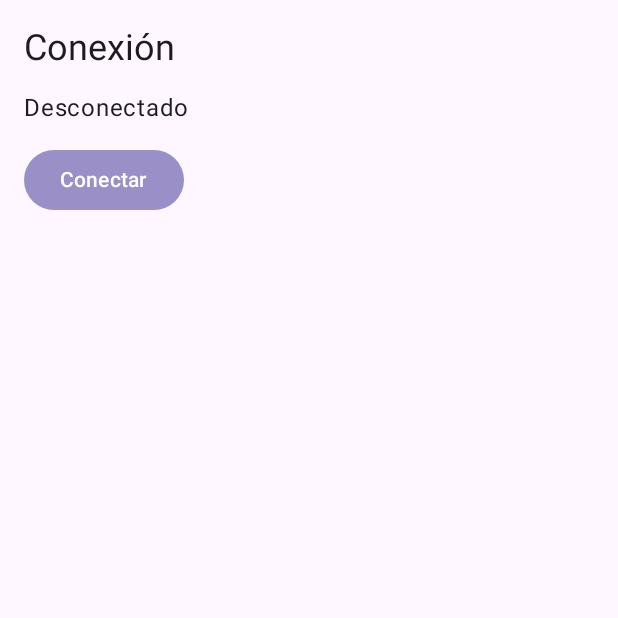
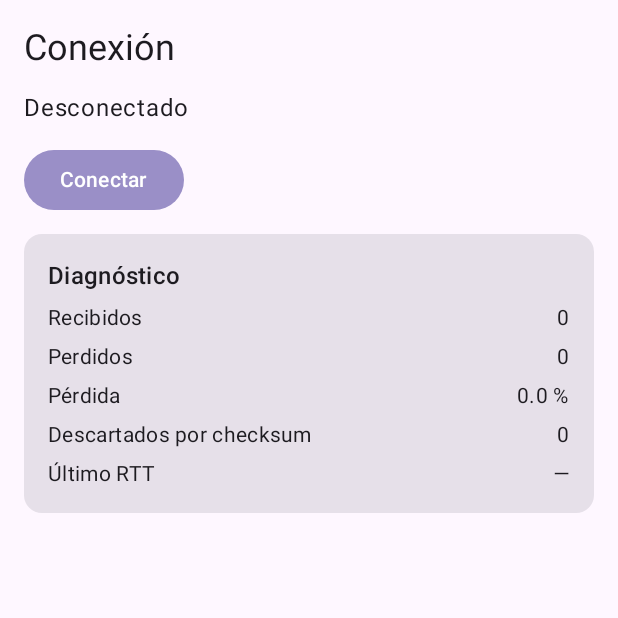
Before and after one commit to vngerus/Kalmi, an Android app built with Jetpack Compose: the composable ConexionScreen shown on its own in the app's theme, on a phone screen of 412 x 824 dp, the top half of it. Run offline under Robolectric (Android 15) with nearby library versions, the phone set to English and light mode, and no system bars; 3 statements that could not run were skipped.

Commit message:
feat(ui): diagnóstico del enlace y panel de simulador en Conexión

```diff
--- a/app/src/main/java/cl/kalmi/app/ui/conexion/ConexionScreen.kt
+++ b/app/src/main/java/cl/kalmi/app/ui/conexion/ConexionScreen.kt
@@ -1,44 +1,179 @@
 package cl.kalmi.app.ui.conexion
 
+import androidx.compose.foundation.horizontalScroll
 import androidx.compose.foundation.layout.Arrangement
 import androidx.compose.foundation.layout.Column
+import androidx.compose.foundation.layout.Row
+import androidx.compose.foundation.layout.fillMaxWidth
 import androidx.compose.foundation.layout.padding
+import androidx.compose.foundation.rememberScrollState
+import androidx.compose.foundation.verticalScroll
 import androidx.compose.material3.Button
+import androidx.compose.material3.Card
 import androidx.compose.material3.MaterialTheme
 import androidx.compose.material3.OutlinedButton
+import androidx.compose.material3.Slider
 import androidx.compose.material3.Text
 import androidx.compose.runtime.Composable
 import androidx.compose.runtime.getValue
+import androidx.compose.runtime.mutableFloatStateOf
+import androidx.compose.runtime.remember
+import androidx.compose.runtime.setValue
 import androidx.compose.ui.Modifier
+import androidx.compose.ui.tooling.preview.Preview
 import androidx.compose.ui.unit.dp
 import androidx.lifecycle.compose.collectAsStateWithLifecycle
+import cl.kalmi.app.BuildConfig
+import cl.kalmi.app.domain.CalidadEnlace
+import cl.kalmi.app.domain.Emocion
 import cl.kalmi.app.domain.EstadoConexion
 import cl.kalmi.app.ui.KalmiViewModel
+import cl.kalmi.app.ui.theme.KalmiTheme
+import kotlin.math.roundToInt
 
-/** Guía §15.5. Hoy: solo conectar/desconectar para que fluyan datos del simulador. */
+/** Emociones que el niño puede marcar con los botones físicos (E1..E5). */
+private val EMOCIONES_BOTON = Emocion.entries.filter { it.codigo in 1..5 }
+
+/** Guía §15.5. Estado del enlace, diagnóstico y, solo en debug con simulador, panel de pruebas. */
 @Composable
 fun ConexionScreen(vm: KalmiViewModel, modifier: Modifier = Modifier) {
     val conexion by vm.conexion.collectAsStateWithLifecycle()
+    val bateria by vm.bateria.collectAsStateWithLifecycle()
+    val calidad by vm.calidad.collectAsStateWithLifecycle()
 
-    Column(modifier.padding(16.dp), verticalArrangement = Arrangement.spacedBy(12.dp)) {
+    val simulador = vm.simulador.takeIf { BuildConfig.DEBUG }
+    // probabilidadPerdida es un var simple del simulador: la UI guarda su copia para redibujar.
+    var perdida by remember { mutableFloatStateOf(simulador?.probabilidadPerdida?.toFloat() ?: 0f) }
+
+    ConexionContenido(
+        conexion = conexion,
+        bateria = bateria,
+        calidad = calidad,
+        onConectar = { vm.conectar() },
+        onDesconectar = { vm.desconectar() },
+        modifier = modifier,
+        onSimular = simulador?.let { sim -> { e: Emocion -> sim.simularBoton(e.codigo) } },
+        perdida = perdida,
+        onPerdida = {
+            perdida = it
+            simulador?.probabilidadPerdida = it.toDouble()
+        },
+    )
+}
+
+/** [onSimular] null = sin panel de depuración (release o dispositivo real). */
+@Composable
+fun ConexionContenido(
+    conexion: EstadoConexion,
+    bateria: Int?,
+    calidad: CalidadEnlace,
+    onConectar: () -> Unit,
+    onDesconectar: () -> Unit,
+    modifier: Modifier = Modifier,
+    onSimular: ((Emocion) -> Unit)? = null,
+    perdida: Float = 0f,
+    onPerdida: (Float) -> Unit = {},
+) {
+    val conectado = conexion is EstadoConexion.Conectado
+
+    Column(
+        modifier
+            .verticalScroll(rememberScrollState())
+            .padding(16.dp),
+        verticalArrangement = Arrangement.spacedBy(12.dp),
+    ) {
         Text("Conexión", style = MaterialTheme.typography.headlineSmall)
         Text(
-            when (val c = conexion) {
+            when (conexion) {
                 EstadoConexion.Desconectado -> "Desconectado"
                 EstadoConexion.Buscando -> "Buscando Kalmi…"
                 EstadoConexion.Conectando -> "Conectando…"
-                is EstadoConexion.Conectado -> "Conectado a ${c.nombre}"
-                is EstadoConexion.Error -> "Error: ${c.mensaje}"
+                is EstadoConexion.Conectado -> "Conectado a ${conexion.nombre}"
+                is EstadoConexion.Error -> "Error: ${conexion.mensaje}"
             },
         )
-        if (conexion is EstadoConexion.Conectado) {
-            OutlinedButton(onClick = { vm.desconectar() }) { Text("Desconectar") }
+        bateria?.let { Text("Batería $it%", style = MaterialTheme.typography.bodyMedium) }
+
+        if (conectado) {
+            OutlinedButton(onClick = onDesconectar) { Text("Desconectar") }
         } else {
-            Button(onClick = { vm.conectar() }) { Text("Conectar") }
+            Button(onClick = onConectar) { Text("Conectar") }
         }
 
-        // TODO(colega): bloque "Diagnóstico" con vm.calidad (recibidos, perdidos, % pérdida, descartados, último RTT).
-        // TODO(colega): si BuildConfig.DEBUG && vm.simulador != null → botones "simular emoción"
-        //               (vm.simulador.simularBoton(1..5)) y Slider de pérdida (vm.simulador.probabilidadPerdida).
+        Diagnostico(calidad)
+
+        if (onSimular != null) PanelDepuracion(conectado, onSimular, perdida, onPerdida)
     }
 }
+
+@Composable
+private fun Diagnostico(c: CalidadEnlace) {
+    Card(Modifier.fillMaxWidth()) {
+        Column(Modifier.padding(16.dp), verticalArrangement = Arrangement.spacedBy(6.dp)) {
+            Text("Diagnóstico", style = MaterialTheme.typography.titleMedium)
+            Dato("Recibidos", c.recibidos.toString())
+            Dato("Perdidos", c.perdidos.toString())
+            Dato("Pérdida", "%.1f %%".format(c.porcentajePerdida))
+            Dato("Descartados por checksum", c.descartados.toString())
+            Dato("Último RTT", c.ultimoRttMs?.let { "$it ms" } ?: "—")
+        }
+    }
+}
+
+@Composable
+private fun Dato(nombre: String, valor: String) {
+    Row(Modifier.fillMaxWidth(), horizontalArrangement = Arrangement.SpaceBetween) {
+        Text(nombre, style = MaterialTheme.typography.bodyMedium)
+        Text(valor, style = MaterialTheme.typography.bodyMedium)
+    }
+}
+
+@Composable
+private fun PanelDepuracion(
+    conectado: Boolean,
+    onSimular: (Emocion) -> Unit,
+    perdida: Float,
+    onPerdida: (Float) -> Unit,
+) {
+    Card(Modifier.fillMaxWidth()) {
+        Column(Modifier.padding(16.dp), verticalArrangement = Arrangement.spacedBy(8.dp)) {
+            Text("Simulador (solo debug)", style = MaterialTheme.typography.titleMedium)
+            Row(
+                Modifier.horizontalScroll(rememberScrollState()),
+                horizontalArrangement = Arrangement.spacedBy(8.dp),
+            ) {
+                EMOCIONES_BOTON.forEach { e ->
+                    OutlinedButton(onClick = { onSimular(e) }, enabled = conectado) { Text(e.nombre) }
+                }
+            }
+            Text("Pérdida simulada ${(perdida * 100).roundToInt()}%", style = MaterialTheme.typography.bodyMedium)
+            Slider(value = perdida, onValueChange = onPerdida, valueRange = 0f..0.9f)
+        }
+    }
+}
+
+@Preview(showBackground = true)
+@Composable
+private fun ConexionPreview() = KalmiTheme {
+    ConexionContenido(
+        conexion = EstadoConexion.Conectado("Kalmi-SIM"),
+        bateria = 82,
+        calidad = CalidadEnlace(recibidos = 140, perdidos = 6, descartados = 1, ultimoRttMs = 38),
+        onConectar = {},
+        onDesconectar = {},
+        onSimular = {},
+        perdida = 0.3f,
+    )
+}
+
+@Preview(showBackground = true)
+@Composable
+private fun ConexionDesconectadoPreview() = KalmiTheme {
+    ConexionContenido(
+        conexion = EstadoConexion.Desconectado,
+        bateria = null,
+        calidad = CalidadEnlace(),
+        onConectar = {},
+        onDesconectar = {},
+    )
+}
```
Also changed, not shown: 1 other file.
